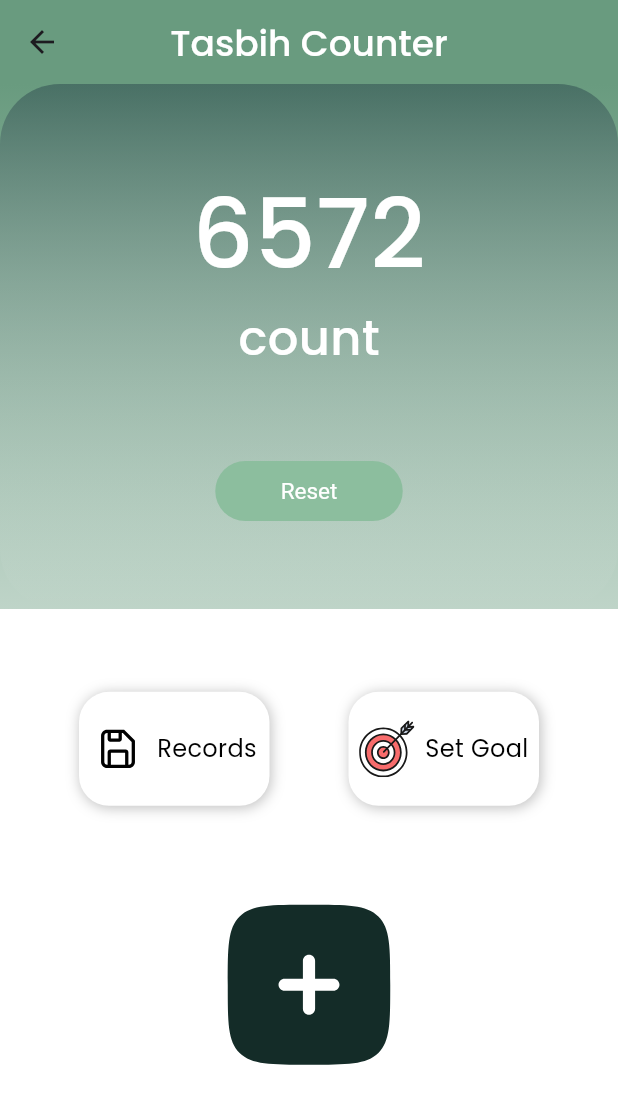
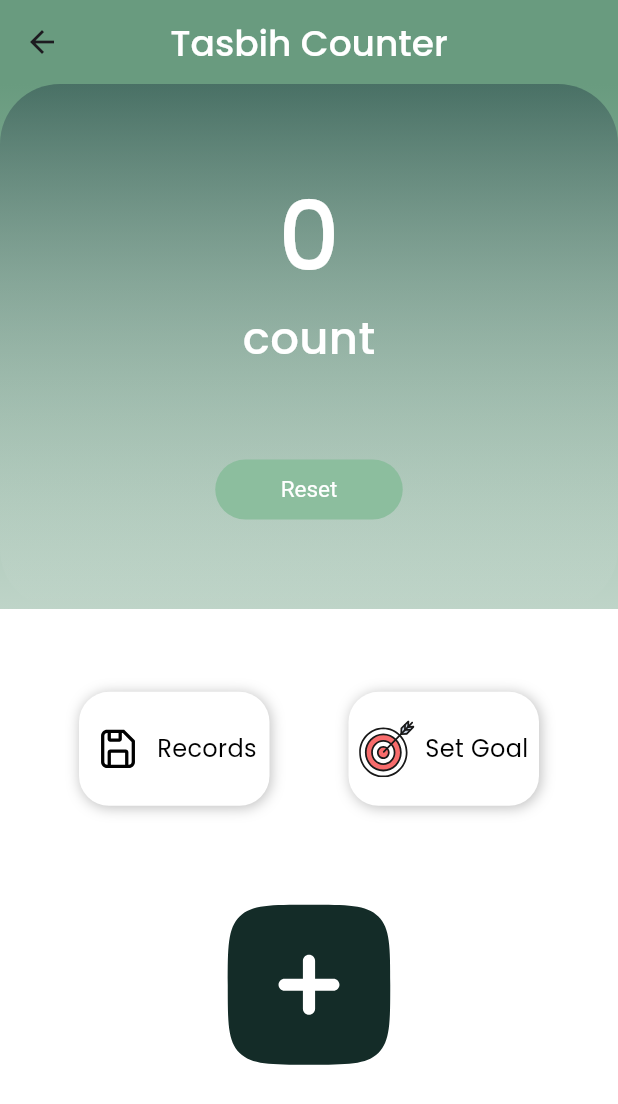
Before and after one commit to muazzzznabil/Muslim-Guider_flutter, a Flutter app: the screen it shows after launch, after a tap on "Tasbih Counter", on a phone screen of 412 x 824 dp. Shown: the top 1104 px of the screen. Run offline on Flutter 3.47's test engine with Material 3 defaults, Android fonts, the phone set to English and light mode, and no system bars; our stand-ins replace curved_labeled_navigation_bar, flutter_riverpod, flutter_svg, geocoding, geolocator, riverpod and 1 more; missing offline and left inert: jhijri; project files that could hold a hidden picture were left out.

Commit message:
basic tasbihCounter.dart

```diff
--- /dev/null
+++ b/lib/dataProvider/counter_provider.dart
@@ -0,0 +1,37 @@
+import 'dart:core';
+import 'package:flutter/material.dart';
+import 'package:flutter_riverpod/flutter_riverpod.dart';
+import 'package:muslim_guider_v1/model/tasbih_model.dart';
+
+class TasbihProvider extends StateNotifier<List<TasbihRecord>> {
+  int _currentCount = 0;
+  int _goal = 100;
+
+  TasbihProvider() : super([]);
+
+  int get currentCount => _currentCount;
+  int get goal => _goal;
+
+  void incrementCount() {
+    _currentCount++;
+    state = [...state]; // This will trigger a rebuild
+  }
+
+  void setGoal(int newGoal) {
+    _goal = newGoal;
+    _currentCount = 0; // Optionally reset count when goal is changed
+    state = [...state]; // Trigger a rebuild after setting goal
+  }
+
+  void resetCounter() {
+    state = [
+      ...state,
+      TasbihRecord(goal: _goal, count: _currentCount, date: DateTime.now())
+    ]; // Add record and update the state
+    _currentCount = 0;
+  }
+}
+
+final tasbihProvider = StateNotifierProvider<TasbihProvider, List<TasbihRecord>>((ref) {
+  return TasbihProvider();
+});
--- a/lib/main.dart
+++ b/lib/main.dart
@@ -26,7 +26,7 @@ class MyApp extends StatelessWidget {
       routes: {
         '/homepage':(context) => HomePage(),
         '/mosqueLocator':(context)=> mosqueLocator(),
-        '/tasbihCounter':(context)=> tasbihCounter(),
+        '/tasbihCounter':(context)=> TasbihCounter(),
         '/prayerTime':(context)=> prayerTime(),
         '/tasbihRecords':(context)=> tasbihRecords(),
         '/about':(context) => aboutPage(),
--- a/lib/model/tasbih_model.dart
+++ b/lib/model/tasbih_model.dart
@@ -1,34 +1,15 @@
+import 'package:flutter_riverpod/flutter_riverpod.dart';
 
-class tasbihModel{
+import '../dataProvider/counter_provider.dart';
 
-   int _count;
-   String _date;
-   String _note;
+class TasbihRecord {
+  final int goal;
+  final int count;
+  final DateTime date;
 
-   tasbihModel(
-       this._count,
-       this._date,
-       this._note
-       );
-
-  String get note => _note;
-
-  set note(String value) {
-    _note = value;
-  }
-
-  String get date => _date;
-
-  set date(String value) {
-    _date = value;
-  }
-
-  int get count => _count;
-
-  set count(int value) {
-    _count = value;
-  }
-
-
-
+  TasbihRecord({
+    required this.goal,
+    required this.count,
+    required this.date,
+  });
 }
--- a/lib/pages/prayerTime.dart
+++ b/lib/pages/prayerTime.dart
@@ -743,6 +743,4 @@ class CustomSearchDelegate extends SearchDelegate{
       },
     );
   }
-
-
 }
--- a/lib/pages/tasbihCounter.dart
+++ b/lib/pages/tasbihCounter.dart
@@ -1,19 +1,21 @@
 import 'package:flutter/material.dart';
 import 'package:flutter_svg/flutter_svg.dart';
+import 'package:muslim_guider_v1/dataProvider/counter_provider.dart';
+import 'package:flutter_riverpod/flutter_riverpod.dart';
+import 'package:muslim_guider_v1/pages/TasbihRecords.dart';
 
+import '../model/tasbih_model.dart';
 
-class tasbihCounter extends StatefulWidget {
-  const tasbihCounter({super.key});
+class TasbihCounter extends ConsumerWidget {
+  @override
+  Widget build(BuildContext context, WidgetRef ref) {
+    // Watch the state (which is a list of TasbihRecord)
+    final tasbihRecords = ref.watch(tasbihProvider);
+    final currentCount = ref.watch(tasbihProvider.notifier).currentCount;
+    // Watch the notifier to listen for state changes (e.g., the count)
+    final tasbih = ref.watch(tasbihProvider.notifier);
 
-  @override
-  State<tasbihCounter> createState() => _tasbihCounterState();
-}
-
-class _tasbihCounterState extends State<tasbihCounter> {
-  @override
-  Widget build(BuildContext context) {
     return Scaffold(
-      // backgroundColor: Color(0xff699b7f),
       appBar: appBar(),
       body: Container(
         decoration: BoxDecoration(
@@ -22,139 +24,26 @@ class _tasbihCounterState extends State<tasbihCounter> {
               Color(0xff699b7f),
               Color(0xffffffff),
             ],
-            stops: [0.0, 0.80], // 70% stop for the gradient
+            stops: [0.0, 0.80],
             begin: Alignment.topCenter,
             end: Alignment.bottomCenter,
           ),
         ),
         child: Column(
           children: [
-            //Container tasbih Counter
-            _countTasbih(),
-            //Container untuk record dan set goal
-            _recordsAndGoals(),
-            //Container untuk button tambah
+            // Update this to watch the state and rebuild when the count changes
+            _countTasbih(context,currentCount,tasbih),
+            _recordsAndGoals(context, tasbih),
           ],
         ),
       ),
     );
   }
 
-  Container _recordsAndGoals() {
-    double screenHeight = MediaQuery.of(context).size.height;
-    return Container(
-          color: Color(0xffffffff),
-          height: screenHeight * 0.4487,
-          child: Column(
-            mainAxisAlignment: MainAxisAlignment.spaceEvenly,
-            children: [
-              Row(
-                mainAxisAlignment: MainAxisAlignment.spaceEvenly,
-                children: [
-                  //Container untuk button record
-                  GestureDetector(
-                    onTap: (){
-                      Navigator.pushNamed(context,'/tasbihRecords');
-                    },
-                    child: Container(
-                      child: Row(
-                        mainAxisAlignment: MainAxisAlignment.spaceEvenly,
-                        children: [
-                          SvgPicture.asset(
-                              'assets/icons/records.svg'
-                          ),
-                          Center(
-                            child: Text(
-                              'Records',
-                              style: TextStyle(
-                                  fontSize: 16,
-                                  fontWeight: FontWeight.w400,
-                                  color: Color(0xff000000)
-                              ),
-                            ),
-                          ),
-                        ],
-                      ),
-                      height: 76,
-                      width: 127,
-                      decoration: BoxDecoration(
-                        color: Color(0xffffffff),
-                        boxShadow: [
-                          BoxShadow(
-                              color: Color(0xff000000).withOpacity(0.25),
-                              offset: const Offset(1, 1),
-                              blurRadius: 7.3,
-                              spreadRadius: 0
-                          )
-                        ],
-                        borderRadius: BorderRadius.circular(20),
-                      ),
-                    ),
-                  ),
+  Container _countTasbih(BuildContext context, int tasbihCount, TasbihProvider tasbih) {
+    // Fetch current count from TasbihProvider and convert to string
+    String countString = tasbihCount.toString();
 
-
-                  //Container untuk button set goal
-                  GestureDetector(
-                    onTap: (){
-                      Navigator.pushNamed(context, '/contactUs');
-                    },
-                    child: Container(
-                      child: Row(
-                        mainAxisAlignment: MainAxisAlignment.spaceEvenly,
-                        children: [
-                          SvgPicture.asset(
-                              'assets/icons/goal.svg'
-                          ),
-                          Center(
-                            child: Text(
-                              'Set Goal',
-                              style: TextStyle(
-                                  fontWeight: FontWeight.w400,
-                                  color: Color(0xff000000),
-                                  fontSize: 16
-                              ),
-                            ),
-                          ),
-                        ],
-                      ),
-                      height: 76,
-                      width: 127,
-                      decoration: BoxDecoration(
-                        color: Color(0xffffffff),
-                        boxShadow: [
-                          BoxShadow(
-                              color: Color(0xff000000).withOpacity(0.25),
-                              offset: const Offset(1, 1),
-                              blurRadius: 7.3,
-                              spreadRadius: 0
-                          )
-                        ],
-                        borderRadius: BorderRadius.circular(20),
-                      ),
-                    ),
-                  ),
-
-                ],
-              ),
-
-              //Button untuk counting
-              Row(
-                mainAxisAlignment: MainAxisAlignment.center,
-                children: [
-                  GestureDetector(
-                    onTap: (){},
-                    child: SvgPicture.asset(
-                      'assets/icons/add-square-button.svg'
-                    ),
-                  ),
-                ],
-              ),
-            ],
-          ),
-        );
-  }
-
-  Container _countTasbih() {
     return Container(
       child: Column(
         mainAxisAlignment: MainAxisAlignment.spaceEvenly,
@@ -162,28 +51,27 @@ class _tasbihCounterState extends State<tasbihCounter> {
           Column(
             children: [
               Text(
-                    '6572',
+                countString,
                 style: TextStyle(
                     fontWeight: FontWeight.w500,
                     fontSize: 64,
-                      color: Color(0xffffffff)
-                    ),
+                    color: Color(0xffffffff)),
               ),
               Text(
                 'count',
                 style: TextStyle(
-                        fontSize: 32,
+                    fontSize: 30,
                     fontWeight: FontWeight.w500,
-                        color: Color(0xffffffff)
-                    ),
+                    color: Color(0xffffffff)),
               ),
             ],
           ),
-
           SizedBox(
             width: 125,
             child: TextButton(
-                  onPressed: (){},
+              onPressed: () {
+                tasbih.resetCounter(); // Reset counter
+              },
               child: Row(
                 mainAxisAlignment: MainAxisAlignment.center,
                 children: [
@@ -193,9 +81,6 @@ class _tasbihCounterState extends State<tasbihCounter> {
                       fontSize: 15,
                     ),
                   ),
-                      // SvgPicture.asset(
-                      //   'assets/icons/reset.svg'
-                      // ),
                 ],
               ),
               style: TextButton.styleFrom(
@@ -204,9 +89,7 @@ class _tasbihCounterState extends State<tasbihCounter> {
                 padding: EdgeInsets.symmetric(
                   horizontal: 30,
                 ),
-                    textStyle: TextStyle(
-                      fontSize: 13
-                    )
+                textStyle: TextStyle(fontSize: 13),
               ),
             ),
           )
@@ -228,7 +111,88 @@ class _tasbihCounterState extends State<tasbihCounter> {
     );
   }
 
-  //AppBar
+  Container _recordsAndGoals(BuildContext context, TasbihProvider tasbih) {
+    double screenHeight = MediaQuery.of(context).size.height;
+    return Container(
+      color: Color(0xffffffff),
+      height: screenHeight * 0.4487,
+      child: Column(
+        mainAxisAlignment: MainAxisAlignment.spaceEvenly,
+        children: [
+          Row(
+            mainAxisAlignment: MainAxisAlignment.spaceEvenly,
+            children: [
+              GestureDetector(
+                onTap: () {
+                  Navigator.pushNamed(context, '/tasbihRecords');
+                },
+                child: _buttonContainer(
+                  iconPath: 'assets/icons/records.svg',
+                  label: 'Records',
+                ),
+              ),
+              GestureDetector(
+                onTap: () {
+                  Navigator.pushNamed(context, '/setGoal');
+                },
+                child: _buttonContainer(
+                  iconPath: 'assets/icons/goal.svg',
+                  label: 'Set Goal',
+                ),
+              ),
+            ],
+          ),
+          Row(
+            mainAxisAlignment: MainAxisAlignment.center,
+            children: [
+              GestureDetector(
+                onTap: () {
+                  tasbih.incrementCount(); // Increment the count
+                },
+                child: SvgPicture.asset('assets/icons/add-square-button.svg'),
+              ),
+            ],
+          ),
+        ],
+      ),
+    );
+  }
+
+  Container _buttonContainer({required String iconPath, required String label}) {
+    return Container(
+      child: Row(
+        mainAxisAlignment: MainAxisAlignment.spaceEvenly,
+        children: [
+          SvgPicture.asset(iconPath),
+          Center(
+            child: Text(
+              label,
+              style: TextStyle(
+                fontSize: 16,
+                fontWeight: FontWeight.w400,
+                color: Color(0xff000000),
+              ),
+            ),
+          ),
+        ],
+      ),
+      height: 76,
+      width: 127,
+      decoration: BoxDecoration(
+        color: Color(0xffffffff),
+        boxShadow: [
+          BoxShadow(
+            color: Color(0xff000000).withOpacity(0.25),
+            offset: const Offset(1, 1),
+            blurRadius: 7.3,
+            spreadRadius: 0,
+          )
+        ],
+        borderRadius: BorderRadius.circular(20),
+      ),
+    );
+  }
+
   AppBar appBar() {
     return AppBar(
       backgroundColor: Color(0xff699b7f),
@@ -238,7 +202,7 @@ class _tasbihCounterState extends State<tasbihCounter> {
         style: TextStyle(
           fontWeight: FontWeight.w500,
           fontSize: 24,
-          color: Colors.white, //Kena tukar dalam hexadecimal
+          color: Colors.white,
         ),
       ),
     );
```
Lines whose indentation alone changed are shown as unchanged.
